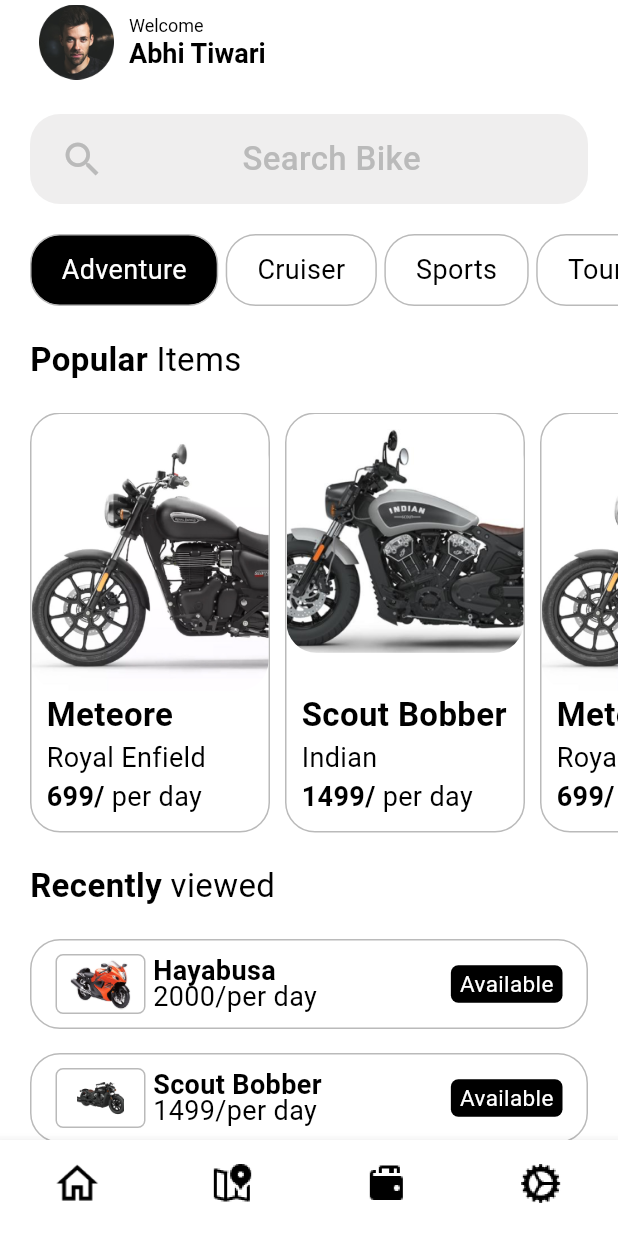
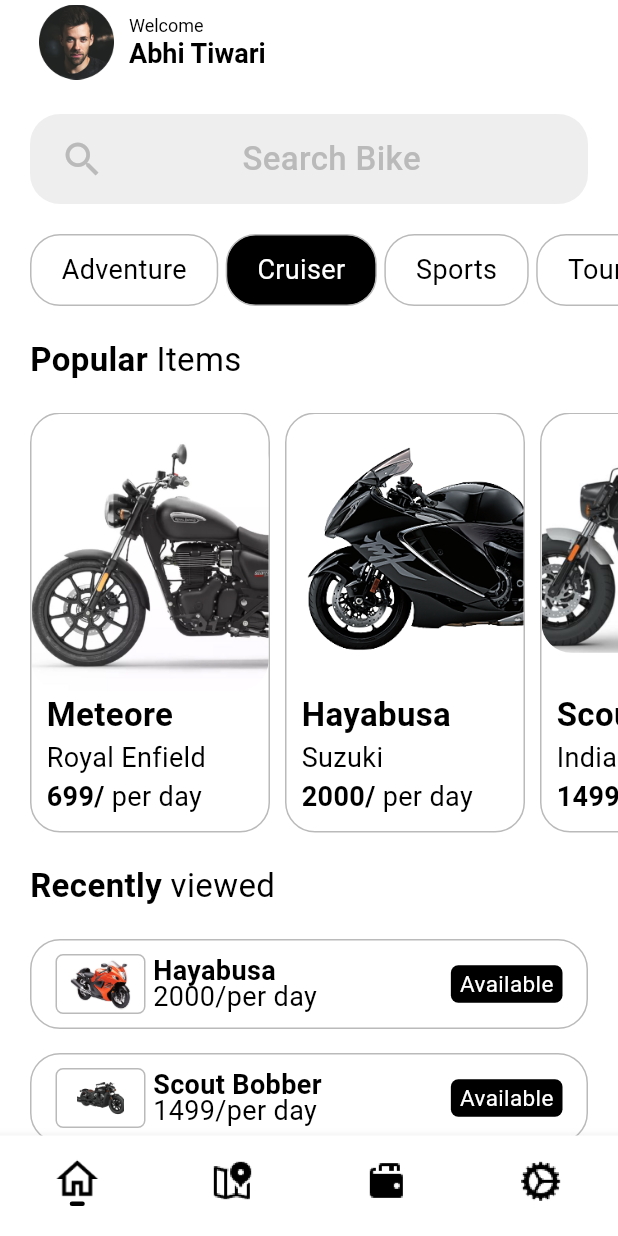
Before and after one commit to venkylm10/rent_a_bike, a Flutter app: the screen it shows after launch, on a phone screen of 412 x 824 dp. Run offline on Flutter 3.47's test engine with Material 2 defaults, Android fonts, the phone set to English and light mode, and no system bars; our stand-ins replace flutter_riverpod, google_fonts; Roboto replaces fonts that are missing (Risque).

Commit message:
minor fixes

```diff
--- a/lib/globals/bike_types.dart
+++ b/lib/globals/bike_types.dart
@@ -4,7 +4,7 @@ final bikeTypeProvider =
     StateNotifierProvider<BikeTypes, int>((ref) => BikeTypes());
 
 class BikeTypes extends StateNotifier<int> {
-  BikeTypes() : super(0);
+  BikeTypes() : super(1);
   final bikeTypes = [
     'Adventure',
     'Cruiser',
--- a/lib/main.dart
+++ b/lib/main.dart
@@ -1,11 +1,16 @@
 import 'package:flutter/material.dart';
+import 'package:flutter/services.dart';
 import 'package:flutter_riverpod/flutter_riverpod.dart';
 import 'package:rent_a_bike/constants/colors.dart';
 import 'package:rent_a_bike/pages/home/home.dart';
-import 'package:rent_a_bike/routes.dart';
 
 final navigatorkey = GlobalKey<NavigatorState>();
 void main() {
+  WidgetsFlutterBinding.ensureInitialized();
+  SystemChrome.setPreferredOrientations([
+    DeviceOrientation.portraitUp,
+    DeviceOrientation.portraitDown,
+  ]);
   runApp(const ProviderScope(child: MyApp()));
 }
 
@@ -18,7 +23,7 @@ class MyApp extends StatelessWidget {
       debugShowCheckedModeBanner: false,
       title: 'Rent a Bike',
       theme: ThemeData(
-        colorScheme: ColorScheme.fromSeed(seedColor: Colors.deepPurple),
+        colorScheme: ColorScheme.fromSeed(seedColor: Colors.white),
         useMaterial3: true,
         textSelectionTheme: TextSelectionThemeData(
           cursorColor: MyColors.grey3,
--- a/lib/models/dummy_data.dart
+++ b/lib/models/dummy_data.dart
@@ -17,7 +17,7 @@ final List<Map<String, dynamic>> bikes = [
   {
     'series': 'Meteore',
     'company': 'Royal Enfield',
-    'category': '',
+    'category': 'Cruiser',
     'displacement': 900,
     'maxSpeed': 124,
     'rent': 699,
@@ -47,6 +47,28 @@ final List<Map<String, dynamic>> bikes = [
     'thumbnailPath': 'assets/images/bikes/hayabusa_suzuki_thumbnail.png',
     'available': true,
   },
+  {
+    'series': 'Classic 350',
+    'company': 'Royal Enfield',
+    'category': 'Cruiser',
+    'displacement': 900,
+    'maxSpeed': 124,
+    'rent': 699,
+    'imagePath': 'assets/images/bikes/classic_350.png',
+    'thumbnailPath': 'assets/images/bikes/classic_350_thumbnail.png',
+    'available': true,
+  },
+  {
+    'series': 'Rebel',
+    'company': 'Honda',
+    'category': 'Cruiser',
+    'displacement': 1300,
+    'maxSpeed': 224,
+    'rent': 999,
+    'imagePath': 'assets/images/bikes/rebel_honda.png',
+    'thumbnailPath': 'assets/images/bikes/rebel_honda_thumbnail.png',
+    'available': true,
+  },
 ];
 
 final List<Map<String, dynamic>> popularBikes = [
@@ -62,6 +84,17 @@ final List<Map<String, dynamic>> popularBikes = [
     'available': true,
   },
   {
+    'series': 'Hayabusa',
+    'company': 'Suzuki',
+    'category': 'Cruiser',
+    'displacement': 1200,
+    'maxSpeed': 200,
+    'rent': 2000,
+    'imagePath': 'assets/images/bikes/hayabusa_suzuki.png',
+    'thumbnailPath': 'assets/images/bikes/hayabusa_suzuki_thumbnail.png',
+    'available': true,
+  },
+  {
     'series': 'Scout Bobber',
     'company': 'Indian',
     'category': 'Cruiser',
@@ -73,14 +106,25 @@ final List<Map<String, dynamic>> popularBikes = [
     'available': true,
   },
   {
-    'series': 'Meteore',
+    'series': 'Classic 350',
     'company': 'Royal Enfield',
     'category': 'Cruiser',
     'displacement': 900,
     'maxSpeed': 124,
     'rent': 699,
-    'imagePath': 'assets/images/bikes/meteore_royal_enfield.png',
-    'thumbnailPath': 'assets/images/bikes/meteore_royal_enfield_thumbnail.png',
+    'imagePath': 'assets/images/bikes/classic_350.png',
+    'thumbnailPath': 'assets/images/bikes/classic_350_thumbnail.png',
+    'available': true,
+  },
+  {
+    'series': 'Rebel',
+    'company': 'Honda',
+    'category': 'Cruiser',
+    'displacement': 1300,
+    'maxSpeed': 224,
+    'rent': 999,
+    'imagePath': 'assets/images/bikes/rebel_honda.png',
+    'thumbnailPath': 'assets/images/bikes/rebel_honda_thumbnail.png',
     'available': true,
   },
 ];
@@ -119,6 +163,17 @@ final List<Map<String, dynamic>> recentBikes = [
     'thumbnailPath': 'assets/images/bikes/meteore_royal_enfield_thumbnail.png',
     'available': false,
   },
+  {
+    'series': 'Rebel',
+    'company': 'Honda',
+    'category': 'Cruiser',
+    'displacement': 1300,
+    'maxSpeed': 224,
+    'rent': 999,
+    'imagePath': 'assets/images/bikes/rebel_honda.png',
+    'thumbnailPath': 'assets/images/bikes/rebel_honda_thumbnail.png',
+    'available': true,
+  },
 ];
 
 final List<Map<String, dynamic>> itemList = [
--- a/lib/pages/checkout/checkout.dart
+++ b/lib/pages/checkout/checkout.dart
@@ -17,6 +17,7 @@ class _CheckOutPageState extends State<CheckOutPage> {
   @override
   Widget build(BuildContext context) {
     return Scaffold(
+      resizeToAvoidBottomInset: false,
       backgroundColor: MyColors.backgroundColor,
       appBar: customAppBar('Check Out'),
       body: SingleChildScrollView(
--- a/lib/pages/home/home.dart
+++ b/lib/pages/home/home.dart
@@ -44,34 +44,65 @@ class _HomePageState extends State<HomePage> {
         items: [
           BottomNavigationBarItem(
             label: 'home',
-            icon: Image.asset(
+            icon: Column(
+              children: [
+                Image.asset(
                   Assets.home,
                   height: 30,
+                ),
+                if (currentIndex == 0) tabIndicator(),
+              ],
             ),
           ),
           BottomNavigationBarItem(
             label: 'map',
-            icon: Image.asset(
+            icon: Column(
+              children: [
+                Image.asset(
                   Assets.map,
                   height: 30,
+                ),
+                if (currentIndex == 1) tabIndicator(),
+              ],
             ),
           ),
           BottomNavigationBarItem(
             label: 'wallet',
-            icon: Image.asset(
+            icon: Column(
+              children: [
+                Image.asset(
                   Assets.wallet,
                   height: 30,
+                ),
+                if (currentIndex == 2) tabIndicator(),
+              ],
             ),
           ),
           BottomNavigationBarItem(
             label: 'settings',
-            icon: Image.asset(
+            icon: Column(
+              children: [
+                Image.asset(
                   Assets.settings,
                   height: 30,
+                ),
+                if (currentIndex == 3) tabIndicator(),
+              ],
             ),
           ),
         ],
       ),
     );
   }
+
+  Container tabIndicator() {
+    return Container(
+      height: 3,
+      width: 10,
+      decoration: BoxDecoration(
+        borderRadius: BorderRadius.circular(1.5),
+        color: MyColors.blackColor,
+      ),
+    );
   }
+}
--- a/lib/routes.dart
+++ /dev/null
@@ -1,3 +0,0 @@
-import 'package:rent_a_bike/pages/checkout/checkout.dart';
-import 'package:rent_a_bike/pages/home/home.dart';
-import 'package:rent_a_bike/pages/home/tabs/home_tab.dart';
--- a/lib/widgets/global/app_bar.dart
+++ b/lib/widgets/global/app_bar.dart
@@ -6,6 +6,7 @@ import 'package:rent_a_bike/widgets/global/back_button.dart';
 AppBar customAppBar(String title) {
   return AppBar(
     backgroundColor: MyColors.backgroundColor,
+    elevation: 0,
     leading: const CustomBackButton(),
     title: Expanded(
       child: Container(
--- a/lib/widgets/global/back_button.dart
+++ b/lib/widgets/global/back_button.dart
@@ -27,9 +27,12 @@ class CustomBackButton extends StatelessWidget {
                   )),
             ),
           ),
-          Align(
+          const Align(
             alignment: Alignment.center,
-            child: const Icon(Icons.arrow_back_rounded),
+            child: Icon(
+              Icons.arrow_back_rounded,
+              color: MyColors.blackColor,
+            ),
           )
         ],
       ),
```
Also changed, not shown: assets/images/bikes/classic_350_thumbnail.png (added), assets/images/bikes/rebel_honda.png, assets/images/bikes/rebel_honda_thumbnail.png (added). Lines whose indentation alone changed are shown as unchanged.
